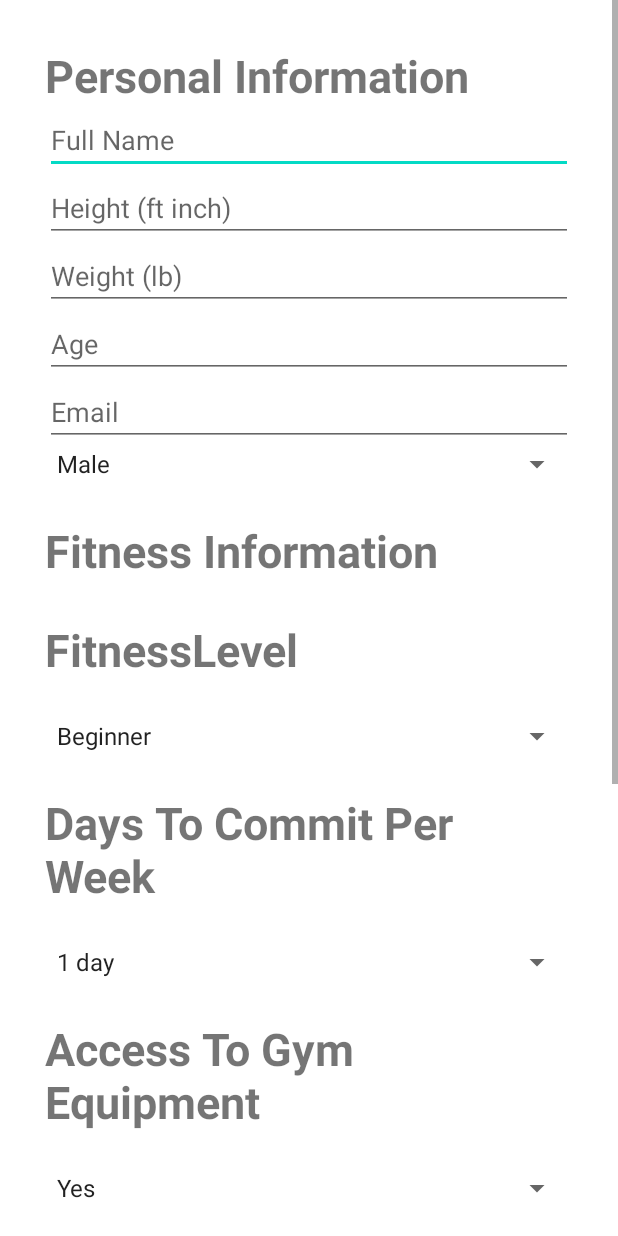
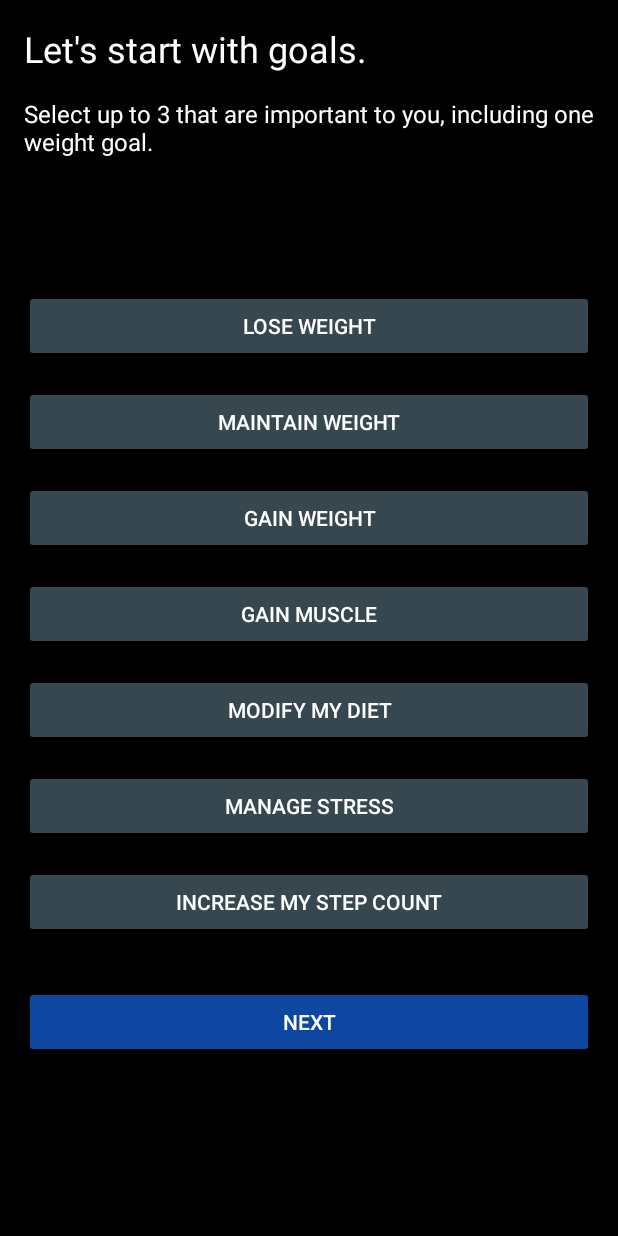
Before and after one commit to NikitaClark/FitNest, an Android app: the MainActivity2 screen opened directly, with no data from a screen before it, on a phone screen of 412 x 824 dp. Run offline under Robolectric (Android 15) with nearby library versions, the phone set to English and light mode, and no system bars.

Commit message:
full update

```diff
--- a/app/src/main/java/com/example/myapplication/MainActivity2.java
+++ b/app/src/main/java/com/example/myapplication/MainActivity2.java
@@ -7,49 +7,116 @@ import android.net.Uri;
 import android.os.Bundle;
 import android.view.View;
 import android.widget.Button;
+import android.widget.CheckBox;
 import android.widget.MediaController;
+import android.widget.ProgressBar;
 import android.widget.Spinner;
+import android.widget.TextView;
 import android.widget.VideoView;
 import androidx.appcompat.app.AppCompatActivity;
 public class MainActivity2 extends Activity {
+    private ProgressBar progressBar;
+    private TextView questionTextView;
+    private CheckBox option1CheckBox, option2CheckBox, option3CheckBox, option4CheckBox;
+    private int progressStatus = 0;
+
+    private Button btnLoseWeight;
+    private Button btnMaintainWeight;
+    private Button btnGainWeight;
+    private Button btnGainMuscle;
+    private Button btnModifyDiet;
+    private Button btnManageStress;
+    private Button btnIncreaseStepCount;
 
     @Override
     protected void onCreate(Bundle savedInstanceState) {
         super.onCreate(savedInstanceState);
         setContentView(R.layout.activity_main2);
 
-        Button analyzeButton = findViewById(R.id.Analyze);
-        Spinner fitnessLevel = findViewById(R.id.FitnessLevel);
-        Spinner hoursPerWeek = findViewById(R.id.TimeWillingToCommitAWeek);
-        Spinner fitnessGoals = findViewById(R.id.FitnessGoals);
+        progressBar = findViewById(R.id.progressBar);
+        // Initialize your buttons
+        btnLoseWeight = findViewById(R.id.btnLoseWeight);
+        btnMaintainWeight = findViewById(R.id.btnMaintainWeight);
+        btnGainWeight = findViewById(R.id.btnGainWeight);
+        btnGainMuscle = findViewById(R.id.btnGainMuscle);
+        btnModifyDiet = findViewById(R.id.btnModifyDiet);
+        btnManageStress = findViewById(R.id.btnManageStress);
+        btnIncreaseStepCount = findViewById(R.id.btnIncreaseStepCount);
 
-        analyzeButton.setOnClickListener(new View.OnClickListener() {
+        Button btnNext = findViewById(R.id.btnNext);
+
+        btnNext.setOnClickListener(new View.OnClickListener() {
             @Override
             public void onClick(View v) {
-
-                String fitnessLevelSelected = fitnessLevel.getSelectedItem().toString();
-                String hoursPerWeekSelected = hoursPerWeek.getSelectedItem().toString();
-                String fitnessGoalsSelected = fitnessGoals.getSelectedItem().toString();
-
-                Intent intent = new Intent(MainActivity2.this, MainActivity3.class);
-                intent.putExtra("fitness_level", fitnessLevelSelected);
-                intent.putExtra("hours_per_week", hoursPerWeekSelected);
-                intent.putExtra("fitness_goal", fitnessGoalsSelected);
-
-                if (fitnessLevelSelected.equals("Beginner")) {
-                    if (hoursPerWeekSelected.equals("1-2 hours")) {
-                        intent.putExtra("output_text", "Here is your Beginner Level Workout for Weight Loss");
-                    } else if (hoursPerWeekSelected.equals("3-4 hours")) {
-                        intent.putExtra("output_text", "Here is your Beginner Level Workout for Weight Loss");
-                    } else if (hoursPerWeekSelected.equals("5-6 hours")) {
-                        intent.putExtra("output_text", "Here is your Beginner Level Workout for Weight Loss");
-                    } else {
-                        intent.putExtra("output_text", "Here is your Beginner Level Workout for Weight Loss");
-                    }
+                // Increment progress bar by 1 each time "Next" is clicked
+                if (progressStatus < progressBar.getMax()) {
+                    progressStatus++;
+                    progressBar.setProgress(progressStatus);
+                    updateQuestions(progressStatus);
                 }
-
-                startActivity(intent);
             }
         });
     }
+
+    private void updateQuestions(int questionNumber) {
+        switch (questionNumber) {
+            case 1:
+                btnLoseWeight.setText("Competitive sport performance");
+                btnMaintainWeight.setText("Gain muscle for general fitness");
+                btnGainWeight.setText("I am underweight");
+                btnGainMuscle.setText("My healthcare provider recommended it");
+                btnModifyDiet.setText("Other");
+                // Hide the buttons that are not needed for the second question
+                btnManageStress.setVisibility(View.GONE);
+                btnIncreaseStepCount.setVisibility(View.GONE);
+                break;
+            // Add more cases if there are more sets of questions
+        }
+    }
+
 }
+
+
+
+
+
+
+
+
+//
+//        Button analyzeButton = findViewById(R.id.Analyze);
+//        Spinner fitnessLevel = findViewById(R.id.FitnessLevel);
+//        Spinner hoursPerWeek = findViewById(R.id.TimeWillingToCommitAWeek);
+//        Spinner fitnessGoals = findViewById(R.id.FitnessGoals);
+//
+//        analyzeButton.setOnClickListener(new View.OnClickListener() {
+//            @Override
+//            public void onClick(View v) {
+//
+//                String fitnessLevelSelected = fitnessLevel.getSelectedItem().toString();
+//                String hoursPerWeekSelected = hoursPerWeek.getSelectedItem().toString();
+//                String fitnessGoalsSelected = fitnessGoals.getSelectedItem().toString();
+//
+//                Intent intent = new Intent(MainActivity2.this, MainActivity3.class);
+//                intent.putExtra("fitness_level", fitnessLevelSelected);
+//                intent.putExtra("hours_per_week", hoursPerWeekSelected);
+//                intent.putExtra("fitness_goal", fitnessGoalsSelected);
+//
+//                if (fitnessLevelSelected.equals("Beginner")) {
+//                    if (hoursPerWeekSelected.equals("1-2 hours")) {
+//                        intent.putExtra("output_text", "Here is your Beginner Level Workout for Weight Loss");
+//                    } else if (hoursPerWeekSelected.equals("3-4 hours")) {
+//                        intent.putExtra("output_text", "Here is your Beginner Level Workout for Weight Loss");
+//                    } else if (hoursPerWeekSelected.equals("5-6 hours")) {
+//                        intent.putExtra("output_text", "Here is your Beginner Level Workout for Weight Loss");
+//                    } else {
+//                        intent.putExtra("output_text", "Here is your Beginner Level Workout for Weight Loss");
+//                    }
+//                }
+//
+//                startActivity(intent);
+//            }
+//        });
+//    }
+//}
+//
--- a/app/src/main/java/com/example/myapplication/SignUp.java
+++ b/app/src/main/java/com/example/myapplication/SignUp.java
@@ -1,7 +1,10 @@
 package com.example.myapplication;
 
 import android.app.Activity;
+import android.content.Intent;
 import android.os.Bundle;
+import android.view.View;
+import android.widget.Button;
 
 
 public class SignUp extends Activity {
@@ -10,5 +13,13 @@ public class SignUp extends Activity {
     protected void onCreate(Bundle savedInstanceState) {
         super.onCreate(savedInstanceState);
         setContentView(R.layout.signup);
+        Button continueButton = findViewById(R.id.continueButton);
+        continueButton.setOnClickListener(new View.OnClickListener() {
+            @Override
+            public void onClick(View v) {
+                Intent intent = new Intent(SignUp.this, MainActivity2.class);
+                startActivity(intent);
+            }
+        });
     }
 }
--- /dev/null
+++ b/app/src/main/res/drawable/progress_bar_drawable.xml
@@ -0,0 +1,17 @@
+<?xml version="1.0" encoding="utf-8"?>
+    <layer-list xmlns:android="http://schemas.android.com/apk/res/android">
+        <item android:id="@android:id/background">
+            <shape>
+                <corners android:radius="5dp" />
+                <solid android:color="#FF000000" />
+            </shape>
+        </item>
+        <item android:id="@android:id/progress">
+            <clip>
+                <shape>
+                    <corners android:radius="5dp" />
+                    <solid android:color="#FF00FF00" />
+                </shape>
+            </clip>
+        </item>
+    </layer-list>
--- a/app/src/main/res/layout/activity_main2.xml
+++ b/app/src/main/res/layout/activity_main2.xml
@@ -1,172 +1,114 @@
 <?xml version="1.0" encoding="utf-8"?>
-
-<ScrollView
-    xmlns:android="http://schemas.android.com/apk/res/android"
+<ScrollView xmlns:android="http://schemas.android.com/apk/res/android"
     android:layout_width="match_parent"
-    android:layout_height="match_parent">
+    android:layout_height="match_parent"
+    android:fillViewport="true">
 
     <LinearLayout
         android:layout_width="match_parent"
-    android:layout_height="match_parent"
-    android:gravity="center"
+        android:layout_height="wrap_content"
         android:orientation="vertical"
-    android:padding="30dp"
-    >
-    <TextView
-        android:layout_width="match_parent"
-        android:layout_height="wrap_content"
-        android:text="Personal Information"
-        android:textSize="30sp"
-        android:textStyle="bold" />
-    <EditText
-        android:id="@+id/nameEditText"
-        android:layout_width="match_parent"
-        android:layout_height="wrap_content"
-        android:hint="Full Name"
-        android:inputType="text" />
-    <EditText
-        android:id="@+id/HeightEditText"
-        android:layout_width="match_parent"
-        android:layout_height="wrap_content"
-        android:hint="Height (ft inch)"
-        android:inputType="number" />
-    <EditText
-        android:id="@+id/Weight"
-        android:layout_width="match_parent"
-        android:layout_height="wrap_content"
-        android:hint="Weight (lb)"
-        android:inputType="numberDecimal" />
-    <EditText
-        android:id="@+id/Age"
-        android:layout_width="match_parent"
-        android:layout_height="wrap_content"
-        android:hint="Age"
-        android:inputType="numberDecimal" />
-    <EditText
-        android:id="@+id/Email"
-        android:layout_width="match_parent"
-        android:layout_height="wrap_content"
-        android:hint="Email"
-        android:inputType="numberDecimal"/>
-
-    <Spinner
-        android:layout_width="match_parent"
-        android:layout_height="wrap_content"
-        android:id="@+id/spinner1"
-        android:entries="@array/gender"
-        android:layout_gravity="center_horizontal" />
-
-    <TextView
-        android:layout_width="match_parent"
-        android:layout_height="wrap_content"
-        android:text="Fitness Information"
-        android:layout_marginBottom="25dp"
-        android:layout_marginTop="25dp"
-        android:textSize="30sp"
-        android:textStyle="bold" />
+        android:padding="16dp"
+        android:background="#000000">
 
 
         <TextView
             android:layout_width="match_parent"
             android:layout_height="wrap_content"
-        android:text="FitnessLevel"
-        android:layout_marginBottom="25dp"
-        android:textSize="30sp"
-        android:textStyle="bold" />
-
-    <Spinner
-        android:layout_width="match_parent"
-        android:layout_height="wrap_content"
-        android:id="@+id/FitnessLevel"
-        android:entries="@array/FitnessLevel"
-        android:layout_marginBottom="25dp"
-        android:layout_gravity="left" />
+            android:text="Let's start with goals."
+            android:textSize="24sp"
+            android:textColor="#FFFFFF"
+            android:layout_marginBottom="16dp"/>
 
         <TextView
             android:layout_width="match_parent"
             android:layout_height="wrap_content"
-        android:text="Days To Commit Per Week"
-        android:layout_marginBottom="25dp"
-        android:textSize="30sp"
-        android:textStyle="bold" />
+            android:text="Select up to 3 that are important to you, including one weight goal."
+            android:textSize="16sp"
+            android:textColor="#FFFFFF"
+            android:layout_marginBottom="32dp"/>
 
-    <Spinner
+        <ProgressBar
+            android:id="@+id/progressBar"
+            style="?android:attr/progressBarStyleHorizontal"
             android:layout_width="match_parent"
             android:layout_height="wrap_content"
-        android:id="@+id/TimeWillingToCommitAWeek"
-        android:entries="@array/TimeWillingToCommitAWeek"
-        android:layout_marginBottom="25dp"
-        android:layout_gravity="center_horizontal" />
+            android:progressDrawable="@drawable/progress_bar_drawable"
+            android:max="10"
+            android:paddingBottom="20dp"
+            android:progress="0"
+            android:layout_marginTop="20dp" />
 
-    <TextView
+        <Button
+            android:id="@+id/btnLoseWeight"
             android:layout_width="match_parent"
             android:layout_height="wrap_content"
-        android:text="Access To Gym Equipment"
-        android:layout_marginBottom="25dp"
-        android:textSize="30sp"
-        android:textStyle="bold" />
+            android:text="Lose Weight"
+            android:backgroundTint="#37474F"
+            android:textColor="#FFFFFF"
+            android:layout_marginBottom="16dp"/>
 
-    <Spinner
+        <Button
+            android:id="@+id/btnMaintainWeight"
             android:layout_width="match_parent"
             android:layout_height="wrap_content"
-        android:id="@+id/GymEq"
-        android:entries="@array/AccessToGymEquipment"
-        android:layout_gravity="center_horizontal" />
+            android:text="Maintain Weight"
+            android:backgroundTint="#37474F"
+            android:textColor="#FFFFFF"
+            android:layout_marginBottom="16dp"/>
 
-    <TextView
+        <Button
+            android:id="@+id/btnGainWeight"
             android:layout_width="match_parent"
             android:layout_height="wrap_content"
-        android:text="Injuries or Medical Conditions"
-        android:layout_marginBottom="25dp"
-        android:layout_marginTop="25dp"
-        android:textSize="30sp"
-        android:textStyle="bold" />
+            android:text="Gain Weight"
+            android:backgroundTint="#37474F"
+            android:textColor="#FFFFFF"
+            android:layout_marginBottom="16dp"/>
 
-    <Spinner
+        <Button
+            android:id="@+id/btnGainMuscle"
             android:layout_width="match_parent"
             android:layout_height="wrap_content"
-        android:id="@+id/InjuriesMedicalConditions"
-        android:entries="@array/AccessToGymEquipment"
-        android:layout_gravity="center_horizontal" />
+            android:text="Gain Muscle"
+            android:backgroundTint="#37474F"
+            android:textColor="#FFFFFF"
+            android:layout_marginBottom="16dp"/>
 
-    <TextView
+        <Button
+            android:id="@+id/btnModifyDiet"
             android:layout_width="match_parent"
             android:layout_height="wrap_content"
-        android:text="Current Diet or Nutrition Plan"
-        android:layout_marginBottom="25dp"
-        android:layout_marginTop="25dp"
-        android:textSize="30sp"
-        android:textStyle="bold" />
+            android:text="Modify My Diet"
+            android:backgroundTint="#37474F"
+            android:textColor="#FFFFFF"
+            android:layout_marginBottom="16dp"/>
 
-    <Spinner
+        <Button
+            android:id="@+id/btnManageStress"
             android:layout_width="match_parent"
             android:layout_height="wrap_content"
-        android:id="@+id/DietNutritionPlan"
-        android:entries="@array/AccessToGymEquipment"
-        android:layout_gravity="center_horizontal" />
+            android:text="Manage Stress"
+            android:backgroundTint="#37474F"
+            android:textColor="#FFFFFF"
+            android:layout_marginBottom="16dp"/>
 
-    <TextView
+        <Button
+            android:id="@+id/btnIncreaseStepCount"
             android:layout_width="match_parent"
             android:layout_height="wrap_content"
-        android:text="Fitness Goals"
-        android:layout_marginBottom="25dp"
-        android:layout_marginTop="25dp"
-        android:textSize="30sp"
-        android:textStyle="bold" />
+            android:text="Increase My Step Count"
+            android:backgroundTint="#37474F"
+            android:textColor="#FFFFFF"
+            android:layout_marginBottom="32dp"/>
 
-    <Spinner
+        <Button
+            android:id="@+id/btnNext"
             android:layout_width="match_parent"
             android:layout_height="wrap_content"
-        android:id="@+id/FitnessGoals"
-        android:entries="@array/GymGoal"
-        android:layout_gravity="center_horizontal" />
-
-    <Button
-        android:id="@+id/Analyze"
-        android:layout_width="wrap_content"
-        android:layout_height="wrap_content"
-        android:text="Analyze"
-        android:backgroundTint="#CC6600" />
+            android:text="Next"
+            android:backgroundTint="#0D47A1"
+            android:textColor="#FFFFFF"/>
 
     </LinearLayout>
 </ScrollView>
--- a/app/src/main/res/layout/signup.xml
+++ b/app/src/main/res/layout/signup.xml
@@ -9,15 +9,17 @@
         android:id="@+id/welcomeText"
         android:layout_width="wrap_content"
         android:layout_height="wrap_content"
+        android:layout_marginTop="100dp"
+        android:paddingTop="80dp"
+        android:paddingBottom="30dp"
         android:text="Welcome! Let's customize FitnesT for your goals."
+        android:textAlignment="center"
         android:textColor="@color/white"
-        android:textSize="20sp"
-        android:layout_centerHorizontal="true"
-        android:layout_marginTop="100dp" />
+        android:textSize="20sp" />
 
     <Button
         android:id="@+id/continueButton"
-        android:layout_width="wrap_content"
+        android:layout_width="250dp"
         android:layout_height="wrap_content"
         android:text="Continue"
         android:textColor="@color/white"
@@ -34,8 +36,9 @@
         android:text="OR"
         android:textColor="@color/white"
         android:textSize="20sp"
+        android:layout_below="@id/continueButton"
         android:layout_centerHorizontal="true"
-        android:layout_marginTop="100dp" />
+        android:layout_marginTop="20dp" />
 
     <Button
         android:id="@+id/continueWithGoogleButton"
@@ -44,7 +47,7 @@
         android:text="Continue with Google"
         android:textColor="@color/white"
         android:background="@drawable/rounded_button"
-        android:layout_below="@id/continueButton"
+        android:layout_below="@id/or"
         android:layout_centerHorizontal="true"
         android:layout_marginTop="20dp" />
 
```
Lines whose indentation alone changed are shown as unchanged.
